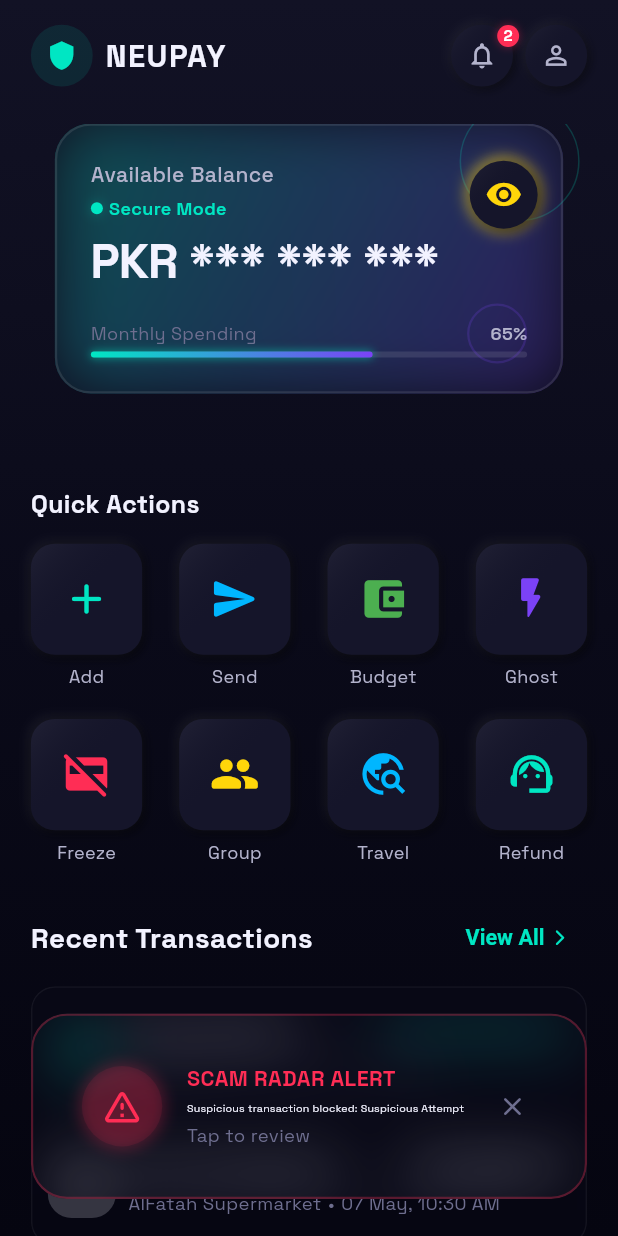
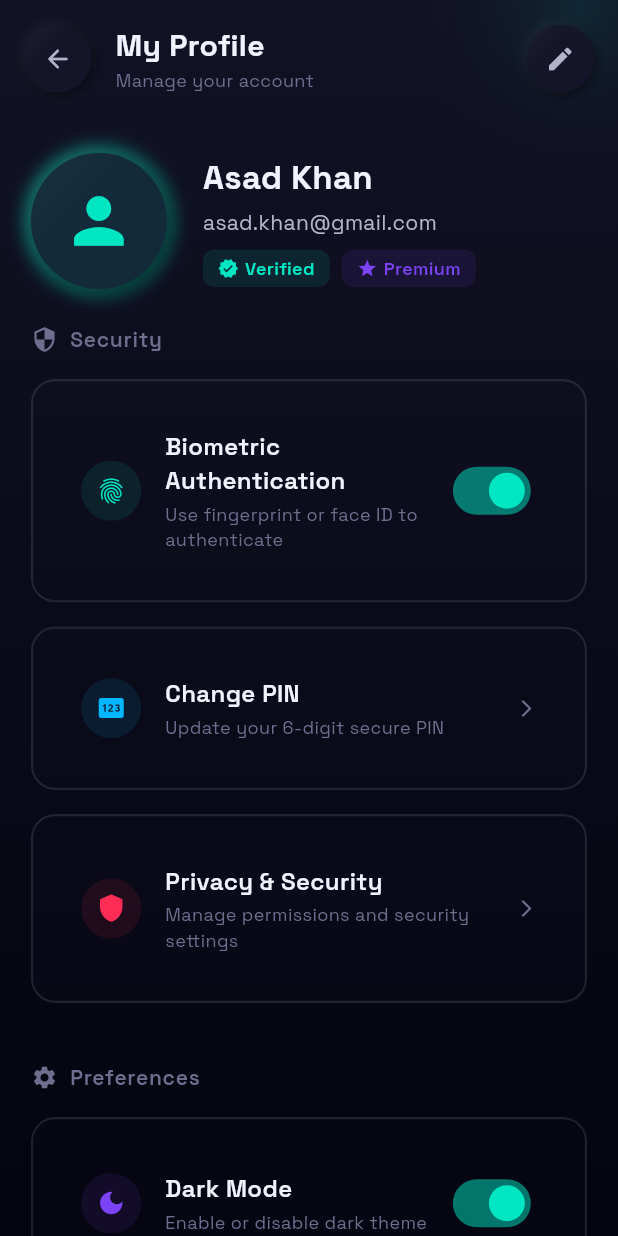
Before and after one commit to haseebawan45/Visa_App, a Flutter app: the DashboardScreen screen opened directly, after a tap on the "person outline" icon, on a phone screen of 412 x 824 dp. Run offline on Flutter 3.47's test engine with Material 3 defaults, Android fonts, the light colour scheme and no system bars; drawn by our look-alikes of flutter_animate; our stand-ins replace card_swiper, google_fonts, lottie, shared_preferences; accounts and stored records are empty.

Commit message:
Profile Screen

```diff
--- a/lib/screens/dashboard_screen.dart
+++ b/lib/screens/dashboard_screen.dart
@@ -14,6 +14,8 @@
 import 'package:visa_app/screens/send_money_screen.dart';
 import 'package:visa_app/screens/budget_screen.dart';
 import 'package:visa_app/screens/transaction_history_screen.dart';
+import 'package:visa_app/screens/notification_screen.dart';
+import 'package:visa_app/screens/profile_screen.dart';
 
 class DashboardScreen extends StatefulWidget {
   const DashboardScreen({super.key});
@@ -216,13 +218,13 @@
                                 _buildActionButton(
                                   icon: Icons.notifications_outlined,
                                   badge: 2,
-                                  onTap: () {},
+                                  onTap: () => _navigateToScreen(const NotificationScreen()),
                                   buttonSize: screenWidth * 0.1,
                                 ),
                                 SizedBox(width: screenWidth * 0.02),
                                 _buildActionButton(
                                   icon: Icons.person_outline,
-                                  onTap: () {},
+                                  onTap: () => _navigateToScreen(const ProfileScreen()),
                                   buttonSize: screenWidth * 0.1,
                                 ),
                               ],
--- /dev/null
+++ b/lib/screens/profile_screen.dart
@@ -0,0 +1,551 @@
+import 'package:flutter/material.dart';
+import 'package:flutter_animate/flutter_animate.dart';
+import 'package:visa_app/theme/app_theme.dart';
+import 'package:visa_app/widgets/glass_container.dart';
+import 'package:visa_app/widgets/neuro_card.dart';
+
+class ProfileScreen extends StatefulWidget {
+  const ProfileScreen({super.key});
+
+  @override
+  State<ProfileScreen> createState() => _ProfileScreenState();
+}
+
+class _ProfileScreenState extends State<ProfileScreen> {
+  final bool _biometricsEnabled = true;
+  final bool _darkModeEnabled = true;
+  final bool _notificationsEnabled = true;
+
+  @override
+  Widget build(BuildContext context) {
+    // Get screen dimensions for responsive sizing
+    final Size screenSize = MediaQuery.of(context).size;
+    final double screenWidth = screenSize.width;
+    final double screenHeight = screenSize.height;
+
+    // Calculate responsive spacings based on screen size
+    final double horizontalPadding = screenWidth * 0.05;
+
+    return Scaffold(
+      backgroundColor: AppTheme.background,
+      body: Stack(
+        children: [
+          // Background gradient
+          Container(
+            decoration: BoxDecoration(
+              gradient: LinearGradient(
+                begin: Alignment.topCenter,
+                end: Alignment.bottomCenter,
+                colors: [
+                  AppTheme.backgroundLighter,
+                  AppTheme.background,
+                  AppTheme.backgroundDarker,
+                ],
+              ),
+            ),
+          ),
+
+          // Decorative elements
+          Positioned(
+            top: -120,
+            right: -100,
+            child: Container(
+              width: 250,
+              height: 250,
+              decoration: BoxDecoration(
+                shape: BoxShape.circle,
+                gradient: RadialGradient(
+                  colors: [
+                    AppTheme.primaryNeon.withOpacity(0.1),
+                    Colors.transparent,
+                  ],
+                ),
+              ),
+            ),
+          ),
+
+          // Main content
+          SafeArea(
+            child: SingleChildScrollView(
+              child: Column(
+                crossAxisAlignment: CrossAxisAlignment.start,
+                children: [
+                  // App bar with back button and title
+                  Padding(
+                    padding: const EdgeInsets.all(AppTheme.spacingM),
+                    child: Row(
+                      children: [
+                        GestureDetector(
+                          onTap: () => Navigator.pop(context),
+                          child: NeuroCard(
+                            width: 45,
+                            height: 45,
+                            borderRadius: AppTheme.radiusRounded,
+                            depth: 3,
+                            padding: const EdgeInsets.all(0),
+                            child: const Icon(
+                              Icons.arrow_back_rounded,
+                              color: AppTheme.textSecondary,
+                              size: 20,
+                            ),
+                          ),
+                        ),
+                        const SizedBox(width: AppTheme.spacingM),
+                        Column(
+                          crossAxisAlignment: CrossAxisAlignment.start,
+                          children: [
+                            Text(
+                              'My Profile',
+                              style: TextStyle(
+                                color: AppTheme.textPrimary,
+                                fontSize: 20,
+                                fontWeight: FontWeight.bold,
+                              ),
+                            ),
+                            Text(
+                              'Manage your account',
+                              style: TextStyle(
+                                color: AppTheme.textMuted,
+                                fontSize: 12,
+                              ),
+                            ),
+                          ],
+                        ),
+                        const Spacer(),
+                        NeuroCard(
+                          width: 45,
+                          height: 45,
+                          borderRadius: AppTheme.radiusRounded,
+                          depth: 3,
+                          padding: const EdgeInsets.all(0),
+                          onTap: () {
+                            // Edit profile
+                          },
+                          child: const Icon(
+                            Icons.edit,
+                            color: AppTheme.textSecondary,
+                            size: 20,
+                          ),
+                        ),
+                      ],
+                    ),
+                  ),
+
+                  // Profile header
+                  Container(
+                    margin: EdgeInsets.symmetric(
+                      horizontal: horizontalPadding,
+                      vertical: AppTheme.spacingL,
+                    ),
+                    child: Row(
+                      children: [
+                        // Profile image
+                        NeuroCard(
+                          width: screenWidth * 0.22,
+                          height: screenWidth * 0.22,
+                          borderRadius: AppTheme.radiusRounded,
+                          depth: 4,
+                          padding: const EdgeInsets.all(0),
+                          glow: AppTheme.primaryNeon,
+                          child: ClipRRect(
+                            borderRadius: BorderRadius.circular(AppTheme.radiusRounded),
+                            child: Container(
+                              color: AppTheme.primaryNeon.withOpacity(0.1),
+                              child: Icon(
+                                Icons.person,
+                                color: AppTheme.primaryNeon,
+                                size: screenWidth * 0.12,
+                              ),
+                            ),
+                          ),
+                        ),
+                        const SizedBox(width: AppTheme.spacingL),
+
+                        // User details
+                        Expanded(
+                          child: Column(
+                            crossAxisAlignment: CrossAxisAlignment.start,
+                            children: [
+                              Text(
+                                'Asad Khan',
+                                style: TextStyle(
+                                  color: AppTheme.textPrimary,
+                                  fontSize: 22,
+                                  fontWeight: FontWeight.bold,
+                                ),
+                              ),
+                              const SizedBox(height: 4),
+                              Text(
+                                'asad.khan@gmail.com',
+                                style: TextStyle(
+                                  color: AppTheme.textSecondary,
+                                  fontSize: 14,
+                                ),
+                              ),
+                              const SizedBox(height: 8),
+                              Row(
+                                children: [
+                                  Container(
+                                    padding: const EdgeInsets.symmetric(
+                                      horizontal: 10,
+                                      vertical: 4,
+                                    ),
+                                    decoration: BoxDecoration(
+                                      color: AppTheme.primaryNeon.withOpacity(0.1),
+                                      borderRadius: BorderRadius.circular(AppTheme.radiusSmall),
+                                    ),
+                                    child: Row(
+                                      children: [
+                                        Icon(
+                                          Icons.verified,
+                                          color: AppTheme.primaryNeon,
+                                          size: 14,
+                                        ),
+                                        const SizedBox(width: 4),
+                                        Text(
+                                          'Verified',
+                                          style: TextStyle(
+                                            color: AppTheme.primaryNeon,
+                                            fontSize: 12,
+                                            fontWeight: FontWeight.w600,
+                                          ),
+                                        ),
+                                      ],
+                                    ),
+                                  ),
+                                  const SizedBox(width: 8),
+                                  Container(
+                                    padding: const EdgeInsets.symmetric(
+                                      horizontal: 10,
+                                      vertical: 4,
+                                    ),
+                                    decoration: BoxDecoration(
+                                      color: AppTheme.secondaryNeon.withOpacity(0.1),
+                                      borderRadius: BorderRadius.circular(AppTheme.radiusSmall),
+                                    ),
+                                    child: Row(
+                                      children: [
+                                        Icon(
+                                          Icons.star,
+                                          color: AppTheme.secondaryNeon,
+                                          size: 14,
+                                        ),
+                                        const SizedBox(width: 4),
+                                        Text(
+                                          'Premium',
+                                          style: TextStyle(
+                                            color: AppTheme.secondaryNeon,
+                                            fontSize: 12,
+                                            fontWeight: FontWeight.w600,
+                                          ),
+                                        ),
+                                      ],
+                                    ),
+                                  ),
+                                ],
+                              ),
+                            ],
+                          ),
+                        ),
+                      ],
+                    ),
+                  ),
+
+                  // Main sections
+                  Padding(
+                    padding: EdgeInsets.symmetric(horizontal: horizontalPadding),
+                    child: Column(
+                      crossAxisAlignment: CrossAxisAlignment.start,
+                      children: [
+                        // Security section
+                        _buildSectionHeader('Security', Icons.security),
+                        _buildSettingItem(
+                          title: 'Biometric Authentication',
+                          subtitle: 'Use fingerprint or face ID to authenticate',
+                          icon: Icons.fingerprint,
+                          color: AppTheme.primaryNeon,
+                          hasToggle: true,
+                          isToggled: _biometricsEnabled,
+                          onToggle: (value) {
+                            // Handle toggle
+                          },
+                        ),
+                        _buildSettingItem(
+                          title: 'Change PIN',
+                          subtitle: 'Update your 6-digit secure PIN',
+                          icon: Icons.pin,
+                          color: AppTheme.accentNeon,
+                          hasArrow: true,
+                          onTap: () {
+                            // Navigate to change PIN
+                          },
+                        ),
+                        _buildSettingItem(
+                          title: 'Privacy & Security',
+                          subtitle: 'Manage permissions and security settings',
+                          icon: Icons.shield,
+                          color: AppTheme.dangerNeon,
+                          hasArrow: true,
+                          onTap: () {
+                            // Navigate to privacy settings
+                          },
+                        ),
+
+                        const SizedBox(height: AppTheme.spacingL),
+
+                        // Preferences section
+                        _buildSectionHeader('Preferences', Icons.settings),
+                        _buildSettingItem(
+                          title: 'Dark Mode',
+                          subtitle: 'Enable or disable dark theme',
+                          icon: Icons.dark_mode,
+                          color: AppTheme.secondaryNeon,
+                          hasToggle: true,
+                          isToggled: _darkModeEnabled,
+                          onToggle: (value) {
+                            // Handle toggle
+                          },
+                        ),
+                        _buildSettingItem(
+                          title: 'Notifications',
+                          subtitle: 'Manage your notification preferences',
+                          icon: Icons.notifications,
+                          color: AppTheme.warningNeon,
+                          hasToggle: true,
+                          isToggled: _notificationsEnabled,
+                          onToggle: (value) {
+                            // Handle toggle
+                          },
+                        ),
+                        _buildSettingItem(
+                          title: 'Language',
+                          subtitle: 'Select your preferred language',
+                          icon: Icons.language,
+                          color: AppTheme.accentNeon,
+                          hasArrow: true,
+                          trailingText: 'English',
+                          onTap: () {
+                            // Navigate to language selection
+                          },
+                        ),
+
+                        const SizedBox(height: AppTheme.spacingL),
+
+                        // Help & Support section
+                        _buildSectionHeader('Help & Support', Icons.help_outline),
+                        _buildSettingItem(
+                          title: 'Help Center',
+                          subtitle: 'Get help with your account and queries',
+                          icon: Icons.live_help,
+                          color: AppTheme.primaryNeon,
+                          hasArrow: true,
+                          onTap: () {
+                            // Navigate to help center
+                          },
+                        ),
+                        _buildSettingItem(
+                          title: 'Report an Issue',
+                          subtitle: 'Let us know about any problems',
+                          icon: Icons.report_problem,
+                          color: AppTheme.dangerNeon,
+                          hasArrow: true,
+                          onTap: () {
+                            // Navigate to report issue
+                          },
+                        ),
+                        _buildSettingItem(
+                          title: 'About NEUPAY',
+                          subtitle: 'App version, legal info, and more',
+                          icon: Icons.info_outline,
+                          color: AppTheme.textMuted,
+                          hasArrow: true,
+                          onTap: () {
+                            // Navigate to about page
+                          },
+                        ),
+
+                        const SizedBox(height: AppTheme.spacingL),
+
+                        // Logout button
+                        GestureDetector(
+                          onTap: () {
+                            // Handle logout
+                          },
+                          child: NeuroCard(
+                            width: double.infinity,
+                            depth: 3,
+                            borderRadius: AppTheme.radiusMedium,
+                            padding: const EdgeInsets.symmetric(vertical: AppTheme.spacingM),
+                            glow: AppTheme.dangerNeon.withOpacity(0.5),
+                            child: Row(
+                              mainAxisAlignment: MainAxisAlignment.center,
+                              children: [
+                                Icon(
+                                  Icons.logout,
+                                  color: AppTheme.dangerNeon,
+                                  size: 20,
+                                ),
+                                const SizedBox(width: AppTheme.spacingS),
+                                Text(
+                                  'Logout',
+                                  style: TextStyle(
+                                    color: AppTheme.dangerNeon,
+                                    fontSize: 16,
+                                    fontWeight: FontWeight.bold,
+                                  ),
+                                ),
+                              ],
+                            ),
+                          ),
+                        ),
+
+                        const SizedBox(height: AppTheme.spacingL),
+                      ],
+                    ),
+                  ),
+                ],
+              ),
+            ),
+          ),
+        ],
+      ),
+    );
+  }
+
+  Widget _buildSectionHeader(String title, IconData icon) {
+    return Padding(
+      padding: const EdgeInsets.only(bottom: AppTheme.spacingM),
+      child: Row(
+        children: [
+          Icon(
+            icon,
+            color: AppTheme.textMuted,
+            size: 18,
+          ),
+          const SizedBox(width: AppTheme.spacingS),
+          Text(
+            title,
+            style: TextStyle(
+              color: AppTheme.textMuted,
+              fontSize: 14,
+              fontWeight: FontWeight.w600,
+              letterSpacing: 0.5,
+            ),
+          ),
+        ],
+      ),
+    )
+        .animate()
+        .fadeIn(duration: 400.ms, delay: 100.ms)
+        .slideX(begin: -0.1, end: 0, duration: 400.ms, delay: 100.ms, curve: Curves.easeOutQuad);
+  }
+
+  Widget _buildSettingItem({
+    required String title,
+    required String subtitle,
+    required IconData icon,
+    required Color color,
+    bool hasToggle = false,
+    bool isToggled = false,
+    bool hasArrow = false,
+    String? trailingText,
+    VoidCallback? onTap,
+    Function(bool)? onToggle,
+  }) {
+    return GestureDetector(
+      onTap: hasToggle ? null : onTap,
+      child: GlassContainer(
+        margin: const EdgeInsets.only(bottom: AppTheme.spacingM),
+        borderRadius: AppTheme.radiusMedium,
+        opacity: AppTheme.glassOpacityMedium,
+        blur: AppTheme.blurLight,
+        child: Padding(
+          padding: const EdgeInsets.all(AppTheme.spacingM),
+          child: Row(
+            children: [
+              // Icon
+              Container(
+                width: 40,
+                height: 40,
+                decoration: BoxDecoration(
+                  color: color.withOpacity(0.1),
+                  shape: BoxShape.circle,
+                ),
+                child: Icon(
+                  icon,
+                  color: color,
+                  size: 20,
+                ),
+              ),
+              const SizedBox(width: AppTheme.spacingM),
+
+              // Content
+              Expanded(
+                child: Column(
+                  crossAxisAlignment: CrossAxisAlignment.start,
+                  children: [
+                    Text(
+                      title,
+                      style: TextStyle(
+                        color: AppTheme.textPrimary,
+                        fontSize: 16,
+                        fontWeight: FontWeight.w600,
+                      ),
+                    ),
+                    const SizedBox(height: 2),
+                    Text(
+                      subtitle,
+                      style: TextStyle(
+                        color: AppTheme.textMuted,
+                        fontSize: 12,
+                      ),
+                    ),
+                  ],
+                ),
+              ),
+
+              // Toggle or arrow
+              if (hasToggle)
+                Switch(
+                  value: isToggled,
+                  onChanged: onToggle,
+                  activeColor: AppTheme.primaryNeon,
+                  inactiveTrackColor: AppTheme.textMuted.withOpacity(0.2),
+                  thumbColor: MaterialStateProperty.resolveWith((states) {
+                    return isToggled ? AppTheme.primaryNeon : Colors.white;
+                  }),
+                  trackOutlineColor: MaterialStateProperty.resolveWith((states) {
+                    return Colors.transparent;
+                  }),
+                ),
+              if (hasArrow && trailingText != null) ...[
+                Text(
+                  trailingText,
+                  style: TextStyle(
+                    color: AppTheme.textSecondary,
+                    fontSize: 14,
+                  ),
+                ),
+                const SizedBox(width: AppTheme.spacingS),
+                Icon(
+                  Icons.arrow_forward_ios_rounded,
+                  color: AppTheme.textMuted,
+                  size: 14,
+                ),
+              ] else if (hasArrow) ...[
+                Icon(
+                  Icons.arrow_forward_ios_rounded,
+                  color: AppTheme.textMuted,
+                  size: 14,
+                ),
+              ],
+            ],
+          ),
+        ),
+      ),
+    )
+        .animate()
+        .fadeIn(duration: 400.ms, delay: 200.ms)
+        .slideX(begin: 0.1, end: 0, duration: 400.ms, delay: 200.ms, curve: Curves.easeOutQuad);
+  }
+}
```
